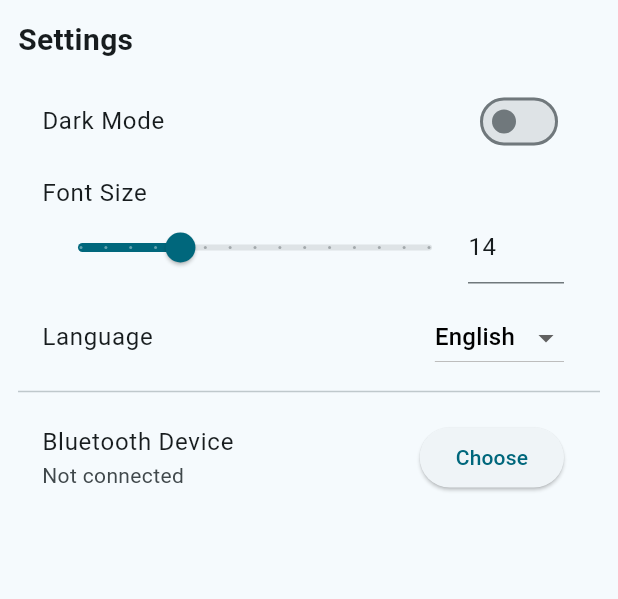
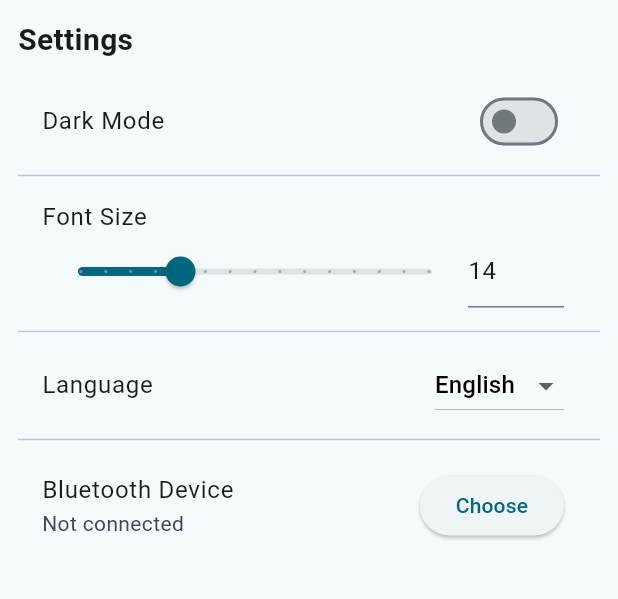
Before and after one commit to alex42p/Aura_Alert, a Flutter app: the SettingsPage screen opened directly, on a phone screen of 412 x 824 dp, the part 84-683 px from its top. Run offline on Flutter 3.47's test engine with Material 3 defaults, Android fonts, the light colour scheme and no system bars; our stand-ins replace fl_chart, share_plus, shared_preferences, sqflite; missing offline and left inert: flutter_reactive_ble; accounts and stored records are empty.

Commit message:
Tweaked settings minorly

```diff
--- a/lib/pages/settings_page.dart
+++ b/lib/pages/settings_page.dart
@@ -54,10 +54,6 @@ class _SettingsPageState extends State<SettingsPage> {
         child: Column(
           crossAxisAlignment: CrossAxisAlignment.start,
           children: [
-            // IconButton(
-            //   icon: const Icon(Icons.arrow_back),
-            //   onPressed: () => Navigator.of(context).pop(),
-            // ),
             Text(
               t.t('settings.title'),
               style: TextStyle(fontSize: 20, fontWeight: FontWeight.bold),
@@ -68,6 +64,7 @@ class _SettingsPageState extends State<SettingsPage> {
               value: _settings.isDarkMode,
               onChanged: (v) => _settings.setDarkMode(v),
             ),
+            const Divider(),
             ListTile(
               title: Text(t.t('settings.font_size')),
               subtitle: Row(
@@ -115,6 +112,7 @@ class _SettingsPageState extends State<SettingsPage> {
                 ],
               ),
             ),
+            const Divider(),
             ListTile(
               title: Text(t.t('settings.language')),
               trailing: DropdownButton<String>(
```
Also changed, not shown: 1 other file.
